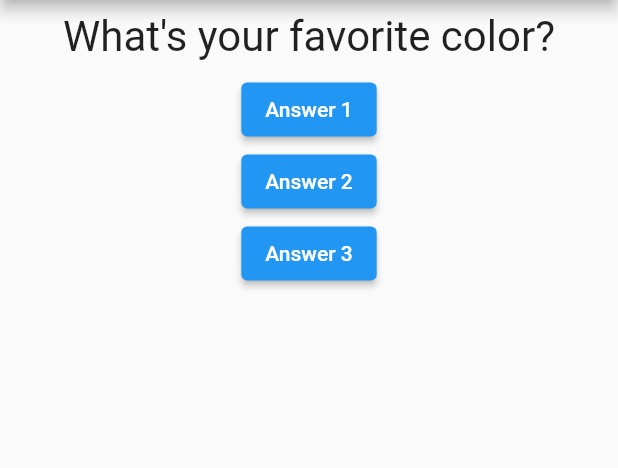
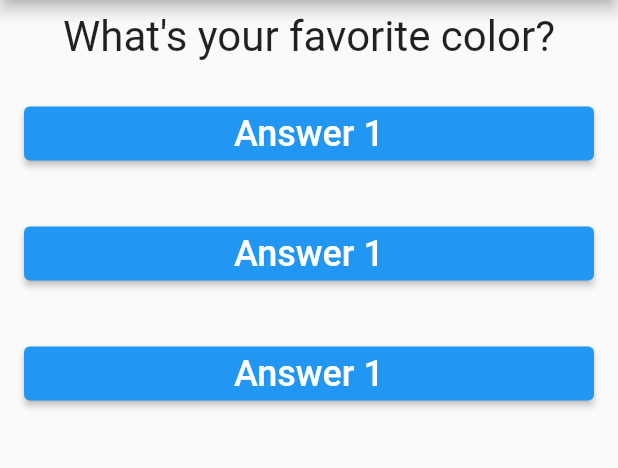
Before and after one commit to aj2460/Flutter-App1, a Flutter app: the screen it shows after launch, on a phone screen of 412 x 824 dp, the part 84-552 px from its top. Run offline on Flutter 3.47's test engine with Material 2 defaults, Android fonts, the phone set to English and light mode, and no system bars.

Commit message:
Move Answer widget to another file , and use function call back

```diff
--- /dev/null
+++ b/first_app/lib/answer.dart
@@ -0,0 +1,21 @@
+import 'package:flutter/material.dart';
+
+class Answer extends StatelessWidget {
+  final VoidCallback btnClickedHandler;
+  Answer(this.btnClickedHandler);
+
+  @override
+  Widget build(BuildContext context) {
+    return Container(
+      width: double.infinity,
+      margin: EdgeInsets.all(16),
+      child: ElevatedButton(
+        onPressed: btnClickedHandler,
+        child: const Text(
+          "Answer 1",
+          style: TextStyle(fontSize: 24),
+        ),
+      ),
+    );
+  }
+}
--- a/first_app/lib/main.dart
+++ b/first_app/lib/main.dart
@@ -1,3 +1,4 @@
+import 'package:first_app/answer.dart';
 import 'package:flutter/material.dart';
 
 import './question.dart';
@@ -42,18 +43,9 @@ class _MyAppState extends State<MyApp> {
             Question(
               questions[_questionIndex],
             ),
-            ElevatedButton(
-              onPressed: _answerClickd,
-              child: const Text("Answer 1"),
-            ),
-            ElevatedButton(
-              onPressed: _answerClickd,
-              child: const Text("Answer 2"),
-            ),
-            ElevatedButton(
-              onPressed: _answerClickd,
-              child: const Text("Answer 3"),
-            ),
+            Answer(_answerClickd),
+            Answer(_answerClickd),
+            Answer(_answerClickd),
           ],
         ),
       ),
```
